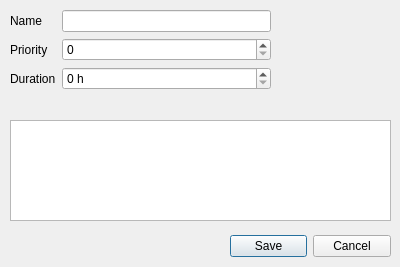
The window that testDesktop/Desktop/addtaskdialog.ui (sacdallago/it.unibz.inf.sesp.Task) describes before a commit, drawn with Qt 5.
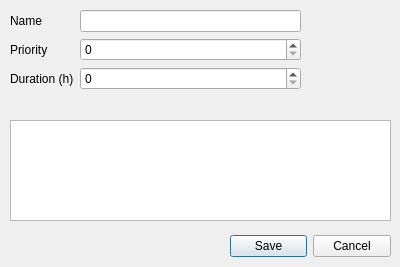
The same window after the commit.

Commit message: About dialog commit

```diff
--- a/testDesktop/Desktop/addtaskdialog.ui
+++ b/testDesktop/Desktop/addtaskdialog.ui
@@ -40,7 +40,7 @@
     <rect>
      <x>10</x>
      <y>10</y>
-     <width>261</width>
+     <width>291</width>
      <height>101</height>
     </rect>
    </property>
@@ -75,14 +75,14 @@
     <item row="3" column="0">
      <widget class="QLabel" name="effortLabel">
       <property name="text">
-       <string>Duration</string>
+       <string>Duration (h)</string>
       </property>
      </widget>
     </item>
     <item row="3" column="1">
      <widget class="QSpinBox" name="effortSpinBox">
       <property name="suffix">
-       <string> h</string>
+       <string/>
       </property>
      </widget>
     </item>
```
The commit also changes 6 other files.
